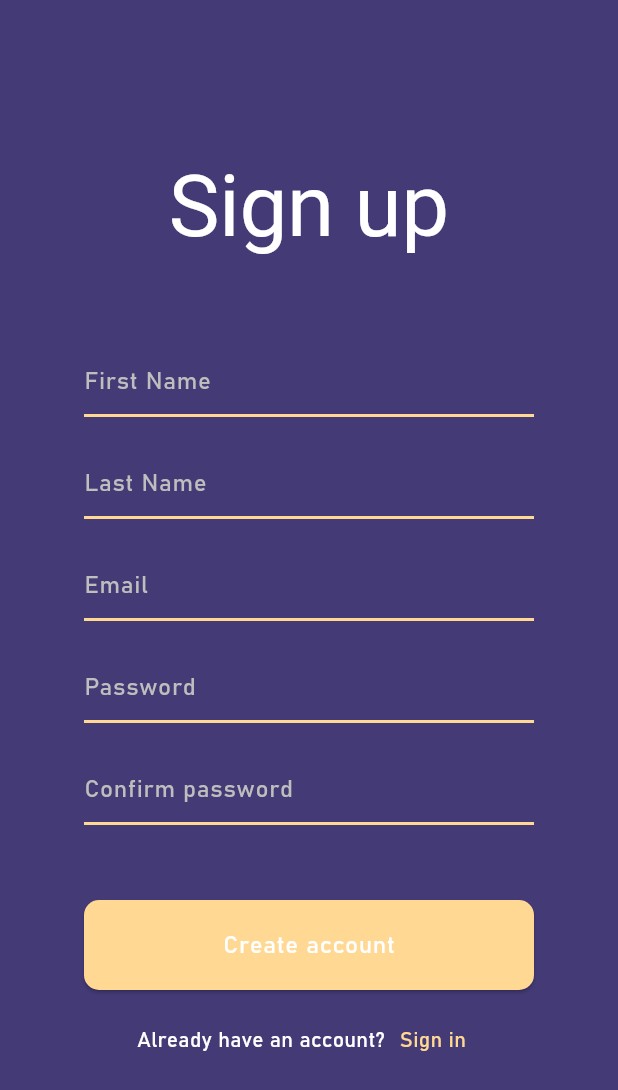
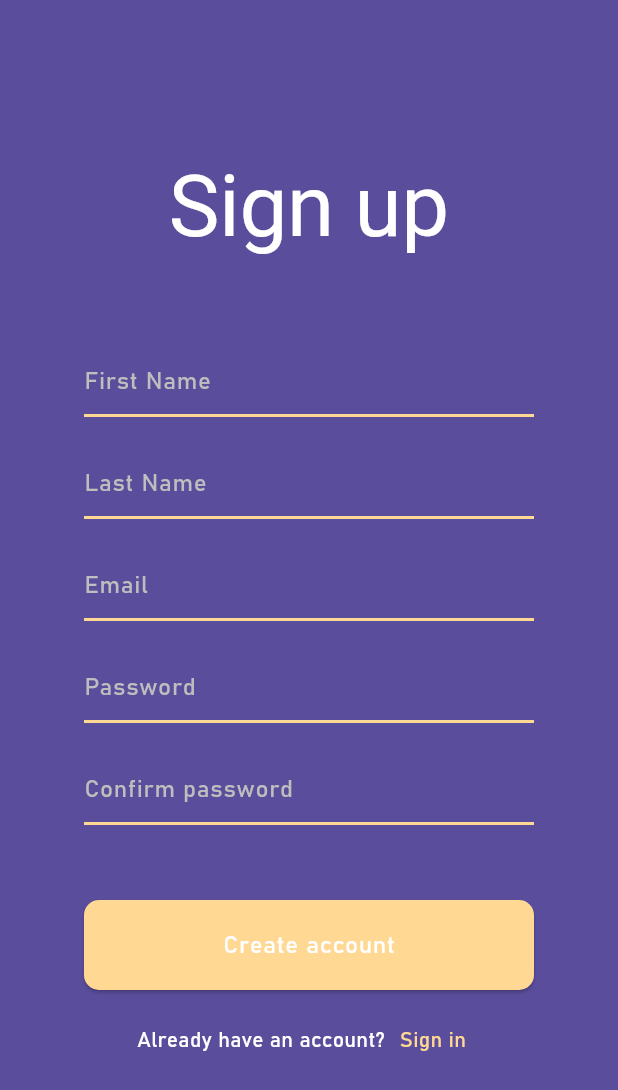
Before and after one commit to birajchhetri30/BlogVerse, a Flutter app: the screen it shows after launch, after a tap on "Sign up", on a phone screen of 412 x 824 dp. Shown: the top 1090 px of the screen. Run offline on Flutter 3.47's test engine with Material 2 defaults, Android fonts, the phone set to English and light mode, and no system bars; our stand-ins replace cloud_firestore, firebase_auth, firebase_core; accounts and stored records are empty; Roboto replaces fonts that are missing (Banschrift).

Commit message:
Update theme.dart

```diff
--- a/lib/theme.dart
+++ b/lib/theme.dart
@@ -5,11 +5,11 @@ class CustomTheme {
     return ThemeData(
         colorScheme: const ColorScheme(
             brightness: Brightness.light,
-            primary: Color.fromARGB(193, 40, 31, 80),
+            primary: Color.fromARGB(255, 40, 31, 80),
             onPrimary: Colors.white,
             secondary: Color.fromARGB(255, 255, 216, 148),
             onSecondary: Colors.white,
-            background: Color.fromARGB(193, 90, 77, 156),
+            background: Color.fromARGB(255, 90, 77, 156),
             onBackground: Color.fromARGB(255, 190, 190, 190),
             surface: Colors.black,
             onSurface: Colors.white,
```
